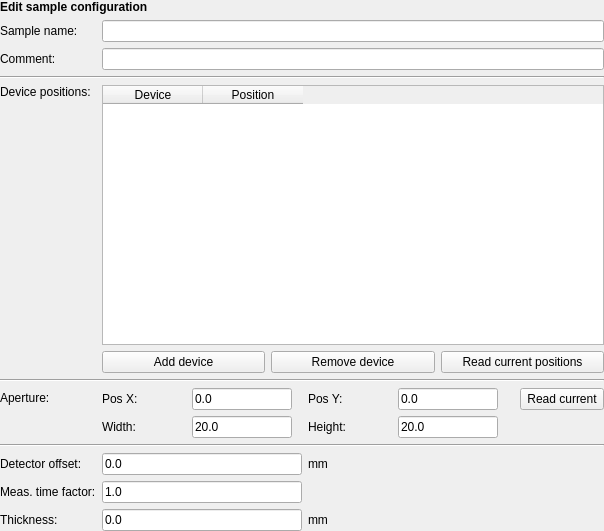
This is nicos_ess/loki/gui/sampleconf_one.ui in mlz-ictrl/nicos as Qt 5 draws it before an edit. The edited form follows.
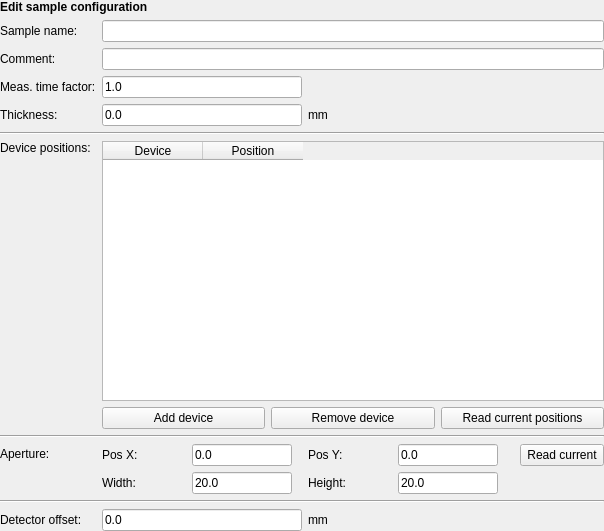
This is the edited form.

Commit message: Move time factor and thickness boxes to top

The edit to the form file:
```diff
--- a/nicos_ess/loki/gui/sampleconf_one.ui
+++ b/nicos_ess/loki/gui/sampleconf_one.ui
@@ -14,53 +14,105 @@
    <string>Form</string>
   </property>
   <layout class="QHBoxLayout" name="horizontalLayout">
-   <property name="margin">
+   <property name="leftMargin">
+    <number>0</number>
+   </property>
+   <property name="topMargin">
+    <number>0</number>
+   </property>
+   <property name="rightMargin">
+    <number>0</number>
+   </property>
+   <property name="bottomMargin">
     <number>0</number>
    </property>
    <item>
     <layout class="QGridLayout" name="gridLayout">
-     <item row="8" column="0">
-      <widget class="QLabel" name="label_4">
-       <property name="text">
-        <string>Detector offset:</string>
-       </property>
-      </widget>
-     </item>
-     <item row="4" column="0">
-      <layout class="QVBoxLayout" name="verticalLayout">
+     <item row="10" column="1">
+      <layout class="QHBoxLayout" name="horizontalLayout_3">
        <item>
-        <widget class="QLabel" name="label_3">
+        <widget class="QLineEdit" name="offsetBox">
+         <property name="maximumSize">
+          <size>
+           <width>200</width>
+           <height>16777215</height>
+          </size>
+         </property>
          <property name="text">
-          <string>Device positions:</string>
+          <string>0.0</string>
          </property>
         </widget>
        </item>
        <item>
-        <spacer name="verticalSpacer">
+        <widget class="QLabel" name="label_10">
+         <property name="text">
+          <string>mm</string>
+         </property>
+        </widget>
+       </item>
+       <item>
+        <spacer name="horizontalSpacer_4">
          <property name="orientation">
-          <enum>Qt::Vertical</enum>
+          <enum>Qt::Horizontal</enum>
          </property>
          <property name="sizeHint" stdset="0">
           <size>
-           <width>20</width>
-           <height>40</height>
+           <width>40</width>
+           <height>20</height>
           </size>
          </property>
         </spacer>
        </item>
       </layout>
      </item>
-     <item row="9" column="0">
+     <item row="3" column="0">
       <widget class="QLabel" name="label_5">
        <property name="text">
         <string>Meas. time factor:</string>
        </property>
       </widget>
      </item>
-     <item row="10" column="0">
-      <widget class="QLabel" name="label_7">
-       <property name="text">
-        <string>Thickness:</string>
+     <item row="3" column="1">
+      <layout class="QHBoxLayout" name="horizontalLayout_5">
+       <item>
+        <widget class="QLineEdit" name="factorBox">
+         <property name="maximumSize">
+          <size>
+           <width>200</width>
+           <height>16777215</height>
+          </size>
+         </property>
+         <property name="text">
+          <string>1.0</string>
+         </property>
+        </widget>
+       </item>
+       <item>
+        <widget class="QLabel" name="label_16">
+         <property name="text">
+          <string/>
+         </property>
+        </widget>
+       </item>
+       <item>
+        <spacer name="horizontalSpacer_5">
+         <property name="orientation">
+          <enum>Qt::Horizontal</enum>
+         </property>
+         <property name="sizeHint" stdset="0">
+          <size>
+           <width>40</width>
+           <height>20</height>
+          </size>
+         </property>
+        </spacer>
+       </item>
+      </layout>
+     </item>
+     <item row="5" column="0" colspan="2">
+      <widget class="Line" name="line_3">
+       <property name="orientation">
+        <enum>Qt::Horizontal</enum>
        </property>
       </widget>
      </item>
@@ -71,7 +123,10 @@
        </property>
       </widget>
      </item>
-     <item row="6" column="1">
+     <item row="1" column="1">
+      <widget class="QLineEdit" name="nameBox"/>
+     </item>
+     <item row="8" column="1">
       <layout class="QGridLayout" name="gridLayout_2">
        <item row="0" column="0">
         <widget class="QLabel" name="label_12">
@@ -231,20 +286,48 @@
        </item>
       </layout>
      </item>
-     <item row="0" column="0" colspan="2">
-      <widget class="QLabel" name="whatLbl">
-       <property name="font">
-        <font>
-         <weight>75</weight>
-         <bold>true</bold>
-        </font>
+     <item row="7" column="0" colspan="2">
+      <widget class="Line" name="line_2">
+       <property name="orientation">
+        <enum>Qt::Horizontal</enum>
        </property>
+      </widget>
+     </item>
+     <item row="10" column="0">
+      <widget class="QLabel" name="label_4">
        <property name="text">
-        <string>Edit sample configuration</string>
+        <string>Detector offset:</string>
        </property>
       </widget>
      </item>
-     <item row="4" column="1">
+     <item row="8" column="0">
+      <layout class="QVBoxLayout" name="verticalLayout_3">
+       <item>
+        <widget class="QLabel" name="label_11">
+         <property name="text">
+          <string>Aperture:</string>
+         </property>
+        </widget>
+       </item>
+       <item>
+        <spacer name="verticalSpacer_2">
+         <property name="orientation">
+          <enum>Qt::Vertical</enum>
+         </property>
+         <property name="sizeType">
+          <enum>QSizePolicy::Fixed</enum>
+         </property>
+         <property name="sizeHint" stdset="0">
+          <size>
+           <width>20</width>
+           <height>30</height>
+          </size>
+         </property>
+        </spacer>
+       </item>
+      </layout>
+     </item>
+     <item row="6" column="1">
       <layout class="QVBoxLayout" name="verticalLayout_2">
        <item>
         <widget class="QTableWidget" name="posTbl">
@@ -287,6 +370,16 @@
        </item>
       </layout>
      </item>
+     <item row="2" column="1">
+      <widget class="QLineEdit" name="commentBox"/>
+     </item>
+     <item row="9" column="0" colspan="2">
+      <widget class="Line" name="line">
+       <property name="orientation">
+        <enum>Qt::Horizontal</enum>
+       </property>
+      </widget>
+     </item>
      <item row="2" column="0">
       <widget class="QLabel" name="label_6">
        <property name="text">
@@ -294,71 +387,51 @@
        </property>
       </widget>
      </item>
+     <item row="0" column="0" colspan="2">
+      <widget class="QLabel" name="whatLbl">
+       <property name="font">
+        <font>
+         <weight>75</weight>
+         <bold>true</bold>
+        </font>
+       </property>
+       <property name="text">
+        <string>Edit sample configuration</string>
+       </property>
+      </widget>
+     </item>
      <item row="6" column="0">
-      <layout class="QVBoxLayout" name="verticalLayout_3">
+      <layout class="QVBoxLayout" name="verticalLayout">
        <item>
-        <widget class="QLabel" name="label_11">
+        <widget class="QLabel" name="label_3">
          <property name="text">
-          <string>Aperture:</string>
+          <string>Device positions:</string>
          </property>
         </widget>
        </item>
        <item>
-        <spacer name="verticalSpacer_2">
+        <spacer name="verticalSpacer">
          <property name="orientation">
           <enum>Qt::Vertical</enum>
          </property>
-         <property name="sizeType">
-          <enum>QSizePolicy::Fixed</enum>
-         </property>
          <property name="sizeHint" stdset="0">
           <size>
            <width>20</width>
-           <height>30</height>
+           <height>40</height>
           </size>
          </property>
         </spacer>
        </item>
       </layout>
      </item>
-     <item row="8" column="1">
-      <layout class="QHBoxLayout" name="horizontalLayout_3">
-       <item>
-        <widget class="QLineEdit" name="offsetBox">
-         <property name="maximumSize">
-          <size>
-           <width>200</width>
-           <height>16777215</height>
-          </size>
-         </property>
-         <property name="text">
-          <string>0.0</string>
-         </property>
-        </widget>
-       </item>
-       <item>
-        <widget class="QLabel" name="label_10">
-         <property name="text">
-          <string>mm</string>
-         </property>
-        </widget>
-       </item>
-       <item>
-        <spacer name="horizontalSpacer_4">
-         <property name="orientation">
-          <enum>Qt::Horizontal</enum>
-         </property>
-         <property name="sizeHint" stdset="0">
-          <size>
-           <width>40</width>
-           <height>20</height>
-          </size>
-         </property>
-        </spacer>
-       </item>
-      </layout>
+     <item row="4" column="0">
+      <widget class="QLabel" name="label_7">
+       <property name="text">
+        <string>Thickness:</string>
+       </property>
+      </widget>
      </item>
-     <item row="10" column="1">
+     <item row="4" column="1">
       <layout class="QHBoxLayout" name="horizontalLayout_4">
        <item>
         <widget class="QLineEdit" name="thickBox">
@@ -395,70 +468,6 @@
        </item>
       </layout>
      </item>
-     <item row="1" column="1">
-      <widget class="QLineEdit" name="nameBox"/>
-     </item>
-     <item row="2" column="1">
-      <widget class="QLineEdit" name="commentBox"/>
-     </item>
-     <item row="7" column="0" colspan="2">
-      <widget class="Line" name="line">
-       <property name="orientation">
-        <enum>Qt::Horizontal</enum>
-       </property>
-      </widget>
-     </item>
-     <item row="5" column="0" colspan="2">
-      <widget class="Line" name="line_2">
-       <property name="orientation">
-        <enum>Qt::Horizontal</enum>
-       </property>
-      </widget>
-     </item>
-     <item row="3" column="0" colspan="2">
-      <widget class="Line" name="line_3">
-       <property name="orientation">
-        <enum>Qt::Horizontal</enum>
-       </property>
-      </widget>
-     </item>
-     <item row="9" column="1">
-      <layout class="QHBoxLayout" name="horizontalLayout_5">
-       <item>
-        <widget class="QLineEdit" name="factorBox">
-         <property name="maximumSize">
-          <size>
-           <width>200</width>
-           <height>16777215</height>
-          </size>
-         </property>
-         <property name="text">
-          <string>1.0</string>
-         </property>
-        </widget>
-       </item>
-       <item>
-        <widget class="QLabel" name="label_16">
-         <property name="text">
-          <string/>
-         </property>
-        </widget>
-       </item>
-       <item>
-        <spacer name="horizontalSpacer_5">
-         <property name="orientation">
-          <enum>Qt::Horizontal</enum>
-         </property>
-         <property name="sizeHint" stdset="0">
-          <size>
-           <width>40</width>
-           <height>20</height>
-          </size>
-         </property>
-        </spacer>
-       </item>
-      </layout>
-     </item>
     </layout>
    </item>
   </layout>
```
